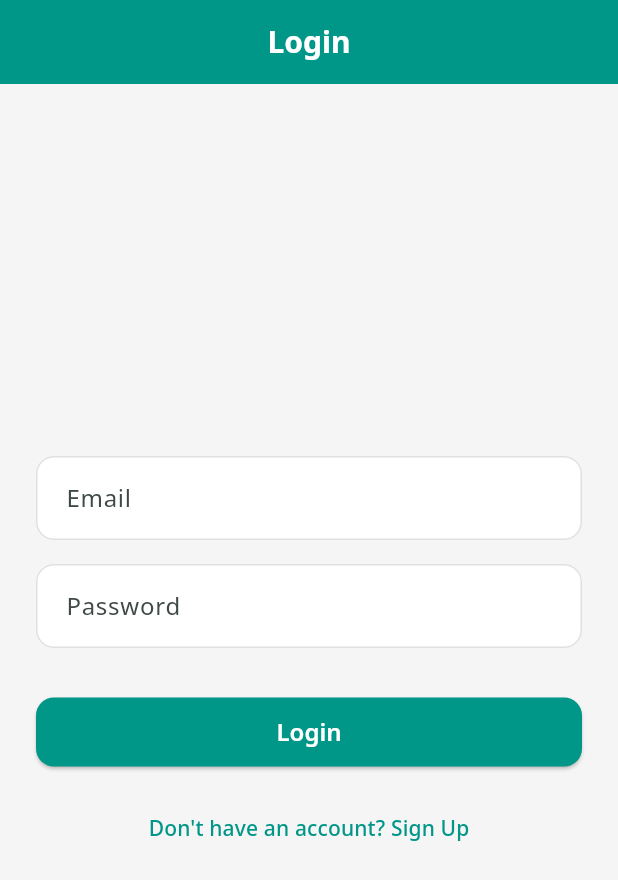
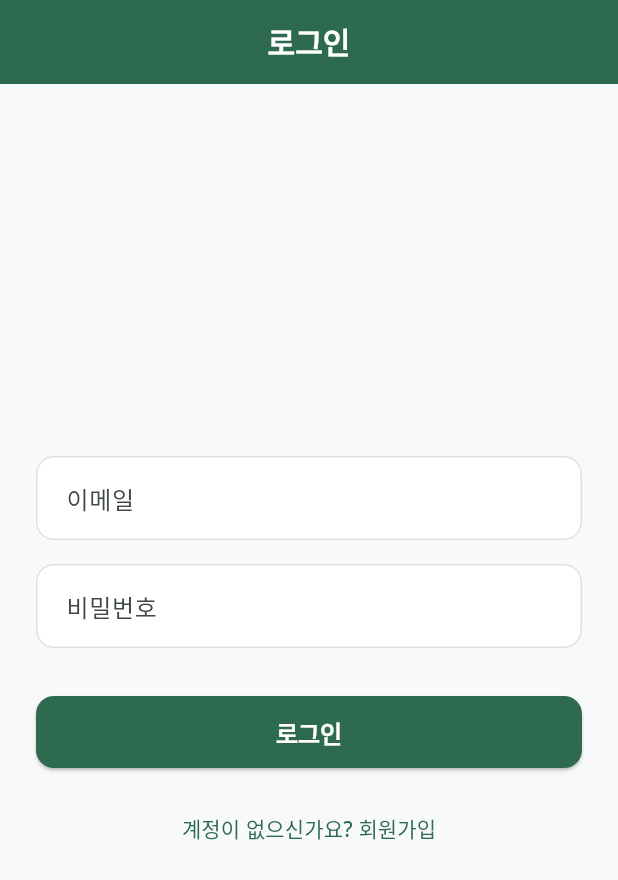
Before and after one commit to GDGoC-CAU-Team-9/frontend, a Flutter app: the screen it shows after launch, on a phone screen of 412 x 824 dp. Shown: the top 880 px of the screen. Run offline on Flutter 3.47's test engine with Material 3 defaults, Android fonts, the phone set to English and light mode, and no system bars; our stand-ins replace cookie_jar, dio, dio_cookie_manager, flutter_riverpod, go_router, google_fonts.

Commit message:
feat:알러지 목록 조회 및 내 알러지 설정 화면 구현

```diff
--- a/lib/core/network/dio_client.dart
+++ b/lib/core/network/dio_client.dart
@@ -1,5 +1,7 @@
 import 'package:dio/dio.dart';
 import 'package:flutter_riverpod/flutter_riverpod.dart';
+import 'package:dio_cookie_manager/dio_cookie_manager.dart';
+import 'package:cookie_jar/cookie_jar.dart';
 
 final dioProvider = Provider<Dio>((ref) {
   final dio = Dio(
@@ -17,6 +19,10 @@ final dioProvider = Provider<Dio>((ref) {
     ),
   );
 
+  // Cookie Manager
+  final cookieJar = CookieJar();
+  dio.interceptors.add(CookieManager(cookieJar));
+
   // Add interceptors here if needed (e.g., for logging or auth tokens)
   dio.interceptors.add(LogInterceptor(responseBody: true, requestBody: true));
 
--- a/lib/core/router/app_router.dart
+++ b/lib/core/router/app_router.dart
@@ -1,8 +1,10 @@
-import 'package:flutter/material.dart';
 import 'package:go_router/go_router.dart';
 import 'package:flutter_riverpod/flutter_riverpod.dart';
 import '../../features/auth/presentation/screens/login_screen.dart';
 import '../../features/auth/presentation/screens/signup_screen.dart';
+import '../../features/allergy/presentation/screens/allergy_selection_screen.dart';
+import '../../features/home/presentation/screens/home_screen.dart';
+import '../../features/profile/presentation/screens/profile_screen.dart';
 
 final routerProvider = Provider<GoRouter>((ref) {
   return GoRouter(
@@ -13,11 +15,17 @@ final routerProvider = Provider<GoRouter>((ref) {
         path: '/signup',
         builder: (context, state) => const SignUpScreen(),
       ),
+      GoRoute(path: '/home', builder: (context, state) => const HomeScreen()),
+
       GoRoute(
-        path: '/home',
-        builder: (context, state) => const Scaffold(
-          body: Center(child: Text('Home Screen')),
-        ), // Placeholder
+        path: '/profile',
+        builder: (context, state) => const ProfileScreen(),
+        routes: [
+          GoRoute(
+            path: 'allergy',
+            builder: (context, state) => const AllergySelectionScreen(),
+          ),
+        ],
       ),
     ],
   );
--- a/lib/core/theme/app_theme.dart
+++ b/lib/core/theme/app_theme.dart
@@ -3,12 +3,10 @@ import 'package:google_fonts/google_fonts.dart';
 
 class AppTheme {
   // Brand Colors
-  static const Color primaryColor = Color(0xFF009688); // Teal for Safety/Food
-  static const Color secondaryColor = Color(
-    0xFFFFA000,
-  ); // Amber for Warning/Attention
+  static const Color primaryColor = Color(0xFF2D6A4F); // Deep Forest Green
+  static const Color secondaryColor = Color(0xFFE9C46A); // Muted Gold
   static const Color errorColor = Color(0xFFD32F2F);
-  static const Color backgroundColor = Color(0xFFF5F5F5);
+  static const Color backgroundColor = Color(0xFFF8F9FA); // Warmer White
   static const Color surfaceColor = Colors.white;
 
   static ThemeData get lightTheme {
--- a/lib/features/auth/presentation/screens/login_screen.dart
+++ b/lib/features/auth/presentation/screens/login_screen.dart
@@ -41,7 +41,7 @@ class _LoginScreenState extends ConsumerState<LoginScreen> {
         error: (error, stack) {
           ScaffoldMessenger.of(
             context,
-          ).showSnackBar(SnackBar(content: Text('Login Failed: $error')));
+          ).showSnackBar(SnackBar(content: Text('로그인 실패: $error')));
         },
       );
     });
@@ -50,7 +50,7 @@ class _LoginScreenState extends ConsumerState<LoginScreen> {
     final isLoading = authState is AsyncLoading;
 
     return Scaffold(
-      appBar: AppBar(title: const Text('Login')),
+      appBar: AppBar(title: const Text('로그인')),
       body: Padding(
         padding: const EdgeInsets.all(24.0),
         child: Form(
@@ -61,29 +61,27 @@ class _LoginScreenState extends ConsumerState<LoginScreen> {
             children: [
               TextFormField(
                 controller: _emailController,
-                decoration: const InputDecoration(labelText: 'Email'),
-                validator: (value) =>
-                    value!.isEmpty ? 'Please enter your email' : null,
+                decoration: const InputDecoration(labelText: '이메일'),
+                validator: (value) => value!.isEmpty ? '이메일을 입력해주세요' : null,
               ),
               const SizedBox(height: 16),
               TextFormField(
                 controller: _passwordController,
-                decoration: const InputDecoration(labelText: 'Password'),
+                decoration: const InputDecoration(labelText: '비밀번호'),
                 obscureText: true,
-                validator: (value) =>
-                    value!.isEmpty ? 'Please enter your password' : null,
+                validator: (value) => value!.isEmpty ? '비밀번호를 입력해주세요' : null,
               ),
               const SizedBox(height: 32),
               ElevatedButton(
                 onPressed: isLoading ? null : _onLogin,
                 child: isLoading
                     ? const CircularProgressIndicator()
-                    : const Text('Login'),
+                    : const Text('로그인'),
               ),
               const SizedBox(height: 16),
               TextButton(
                 onPressed: () => context.push('/signup'),
-                child: const Text('Don\'t have an account? Sign Up'),
+                child: const Text('계정이 없으신가요? 회원가입'),
               ),
             ],
           ),
--- a/lib/features/auth/presentation/screens/signup_screen.dart
+++ b/lib/features/auth/presentation/screens/signup_screen.dart
@@ -36,9 +36,9 @@ class _SignUpScreenState extends ConsumerState<SignUpScreen> {
 
       if (mounted && !ref.read(authProvider).hasError) {
         if (mounted) {
-          ScaffoldMessenger.of(context).showSnackBar(
-            const SnackBar(content: Text('Sign up successful! Please login.')),
-          );
+          ScaffoldMessenger.of(
+            context,
+          ).showSnackBar(const SnackBar(content: Text('회원가입 성공! 로그인해주세요.')));
           context.pop(); // Go back to login
         }
       }
@@ -52,7 +52,7 @@ class _SignUpScreenState extends ConsumerState<SignUpScreen> {
         error: (error, stack) {
           ScaffoldMessenger.of(
             context,
-          ).showSnackBar(SnackBar(content: Text('Sign Up Failed: $error')));
+          ).showSnackBar(SnackBar(content: Text('회원가입 실패: $error')));
         },
       );
     });
@@ -61,7 +61,7 @@ class _SignUpScreenState extends ConsumerState<SignUpScreen> {
     final isLoading = authState is AsyncLoading;
 
     return Scaffold(
-      appBar: AppBar(title: const Text('Sign Up')),
+      appBar: AppBar(title: const Text('회원가입')),
       body: Padding(
         padding: const EdgeInsets.all(24.0),
         child: SingleChildScrollView(
@@ -73,31 +73,28 @@ class _SignUpScreenState extends ConsumerState<SignUpScreen> {
               children: [
                 TextFormField(
                   controller: _nameController,
-                  decoration: const InputDecoration(labelText: 'Name'),
-                  validator: (value) =>
-                      value!.isEmpty ? 'Please enter your name' : null,
+                  decoration: const InputDecoration(labelText: '이름'),
+                  validator: (value) => value!.isEmpty ? '이름을 입력해주세요' : null,
                 ),
                 const SizedBox(height: 16),
                 TextFormField(
                   controller: _emailController,
-                  decoration: const InputDecoration(labelText: 'Email'),
-                  validator: (value) =>
-                      value!.isEmpty ? 'Please enter your email' : null,
+                  decoration: const InputDecoration(labelText: '이메일'),
+                  validator: (value) => value!.isEmpty ? '이메일을 입력해주세요' : null,
                 ),
                 const SizedBox(height: 16),
                 TextFormField(
                   controller: _passwordController,
-                  decoration: const InputDecoration(labelText: 'Password'),
+                  decoration: const InputDecoration(labelText: '비밀번호'),
                   obscureText: true,
-                  validator: (value) =>
-                      value!.isEmpty ? 'Please enter your password' : null,
+                  validator: (value) => value!.isEmpty ? '비밀번호를 입력해주세요' : null,
                 ),
                 const SizedBox(height: 32),
                 ElevatedButton(
                   onPressed: isLoading ? null : _onSignUp,
                   child: isLoading
                       ? const CircularProgressIndicator()
-                      : const Text('Sign Up'),
+                      : const Text('회원가입'),
                 ),
               ],
             ),
--- a/pubspec.yaml
+++ b/pubspec.yaml
@@ -38,6 +38,8 @@ dependencies:
   go_router: ^12.1.0
   google_fonts: ^6.1.0
   dio: ^5.4.0
+  dio_cookie_manager: ^3.2.0
+  cookie_jar: ^4.0.8
 
 dev_dependencies:
   flutter_test:
```
Also changed, not shown: lib/features/allergy/data/models/allergy_model.dart (added, +14 -0 lines), lib/features/allergy/data/repositories/allergy_repository.dart (added, +89 -0 lines), lib/features/allergy/presentation/providers/allergy_provider.dart (added, +49 -0 lines), lib/features/allergy/presentation/screens/allergy_selection_screen.dart (added, +107 -0 lines), lib/features/auth/data/repositories/auth_repository.dart (+33 -3 lines), lib/features/home/presentation/screens/home_screen.dart (added, +113 -0 lines), lib/features/profile/presentation/screens/profile_screen.dart (added, +119 -0 lines), pubspec.lock.
